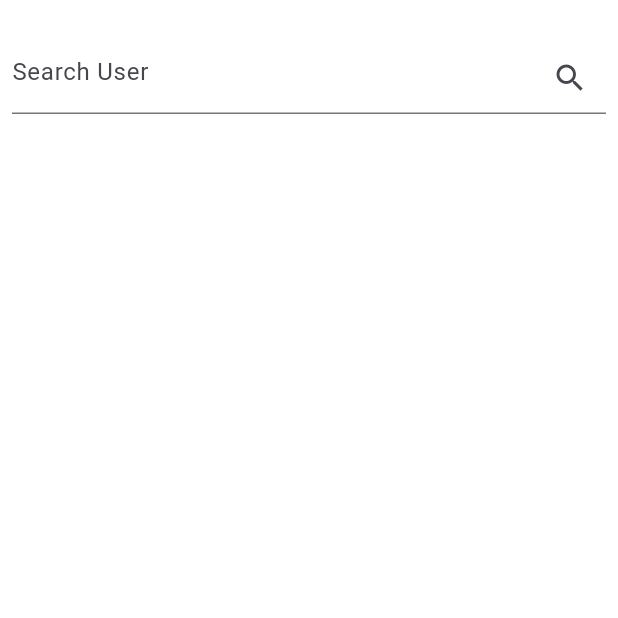
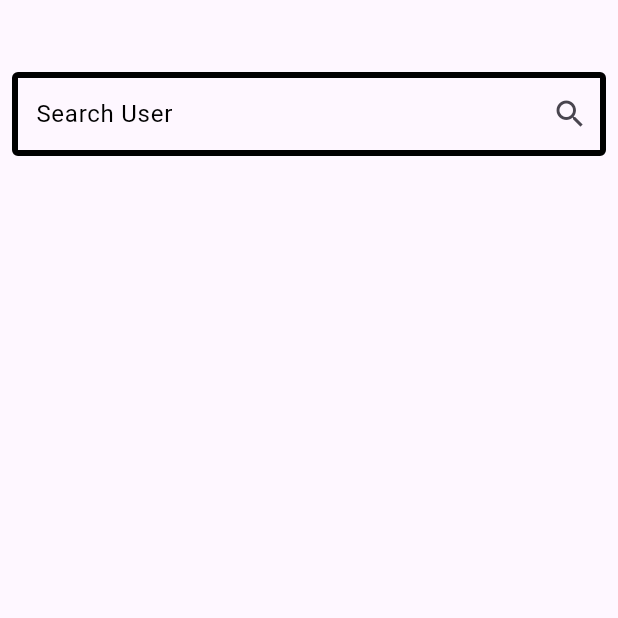
Before and after one commit to Lee-Jun-Young/github_app, a Flutter app: the SearchView screen opened directly, on a phone screen of 412 x 824 dp, the top half of it. Run offline on Flutter 3.47's test engine with Material 3 defaults, Android fonts, the phone set to English and light mode, and no system bars; our stand-ins replace dio, get_it, retrofit, shared_preferences, sqflite; accounts and stored records are empty; generated files the repository leaves out were written again; network calls fail.

Commit message:
theme 설정 추가 및 shared preference 저장

```diff
--- /dev/null
+++ b/lib/custom_theme_data.dart
@@ -0,0 +1,69 @@
+import 'package:flutter/material.dart';
+
+class CustomThemeData {
+  static final ThemeData light = ThemeData(
+    textTheme: customTextTheme.copyWith(
+        titleLarge: customTextTheme.titleLarge?.copyWith(color: Colors.black),
+        bodyMedium: customTextTheme.bodyMedium?.copyWith(color: Colors.black),
+        bodySmall: customTextTheme.bodySmall?.copyWith(color: Colors.black)),
+    appBarTheme: AppBarTheme(
+      backgroundColor: Colors.deepOrange,
+      titleTextStyle: customTextTheme.titleLarge?.copyWith(color: Colors.black),
+    ),
+    bottomNavigationBarTheme: const BottomNavigationBarThemeData(
+      selectedItemColor: Colors.deepOrange,
+      unselectedItemColor: Colors.black,
+    ),
+    progressIndicatorTheme: const ProgressIndicatorThemeData(
+      color: Colors.deepOrange,
+    ),
+    textSelectionTheme: const TextSelectionThemeData(
+      cursorColor: Colors.deepOrange,
+    ),
+    inputDecorationTheme: const InputDecorationTheme(
+      hintStyle: TextStyle(color: Colors.black),
+      enabledBorder: OutlineInputBorder(
+          borderSide: BorderSide(color: Colors.black, width: 4)),
+      focusedBorder: OutlineInputBorder(
+          borderSide: BorderSide(color: Colors.deepOrange, width: 4)),
+    ),
+  );
+  static final ThemeData dark = ThemeData(
+    textTheme: customTextTheme.copyWith(
+        titleLarge:
+            customTextTheme.titleLarge?.copyWith(color: Colors.deepOrange),
+        bodyMedium:
+            customTextTheme.bodyMedium?.copyWith(color: Colors.deepOrange),
+        bodySmall:
+            customTextTheme.bodySmall?.copyWith(color: Colors.deepOrange)),
+    scaffoldBackgroundColor: const Color.fromRGBO(31, 31, 31, 1),
+    appBarTheme: AppBarTheme(
+        backgroundColor: const Color.fromRGBO(51, 51, 51, 1),
+        titleTextStyle:
+            customTextTheme.titleLarge?.copyWith(color: Colors.deepOrange),
+        iconTheme: const IconThemeData(color: Colors.deepOrange)),
+    bottomNavigationBarTheme: const BottomNavigationBarThemeData(
+      backgroundColor: Color.fromRGBO(41, 41, 41, 1),
+      selectedItemColor: Colors.deepOrange,
+      unselectedItemColor: Colors.white,
+    ),
+    progressIndicatorTheme: const ProgressIndicatorThemeData(
+      color: Colors.white,
+    ),
+    textSelectionTheme: const TextSelectionThemeData(
+      cursorColor: Colors.white,
+    ),
+    inputDecorationTheme: const InputDecorationTheme(
+      hintStyle: TextStyle(color: Colors.deepOrange),
+      enabledBorder: OutlineInputBorder(
+          borderSide: BorderSide(color: Colors.deepOrange, width: 4)),
+      focusedBorder: OutlineInputBorder(
+          borderSide: BorderSide(color: Colors.deepOrange, width: 4)),
+    ),
+  );
+
+  static const TextTheme customTextTheme = TextTheme(
+      titleLarge: TextStyle(fontWeight: FontWeight.w900, fontSize: 20),
+      bodyMedium: TextStyle(fontWeight: FontWeight.w500, fontSize: 16),
+      bodySmall: TextStyle(fontWeight: FontWeight.w400, fontSize: 14));
+}
--- a/lib/presentation/search/search_view.dart
+++ b/lib/presentation/search/search_view.dart
@@ -1,4 +1,6 @@
 import 'package:flutter/material.dart';
+import 'package:github_app/custom_theme.dart';
+import 'package:github_app/custom_theme_data.dart';
 import 'package:provider/provider.dart';
 
 import '../../data/dto/user_info.dart';
@@ -70,7 +72,7 @@ class SearchState extends State<SearchView> {
     return Scaffold(
       body: Column(
         children: <Widget>[
-          const SizedBox(height: 20),
+          const SizedBox(height: 40),
           _buildSearchBar(),
           _buildSearchResult(),
         ],
@@ -141,10 +143,7 @@ class SearchState extends State<SearchView> {
   Widget _searchEmptyView() {
     return Expanded(
       child: Center(
-        child: Text(
-          'No results found',
-          style: TextStyle(fontSize: 20, color: Colors.grey),
-        ),
+        child: Text('No results found'),
       ),
     );
   }
--- a/pubspec.yaml
+++ b/pubspec.yaml
@@ -36,6 +36,7 @@ dependencies:
   provider: ^6.0.1
   get_it: ^7.7.0
   injectable: ^2.4.4
+  shared_preferences: ^2.3.0
 
   #network
   dio: ^5.5.0+1
```
Also changed, not shown: lib/custom_theme.dart (added, +41 -0 lines), lib/main.dart (+15 -13 lines), lib/presentation/home/home_view.dart (+69 -1 lines), 1 other file.
